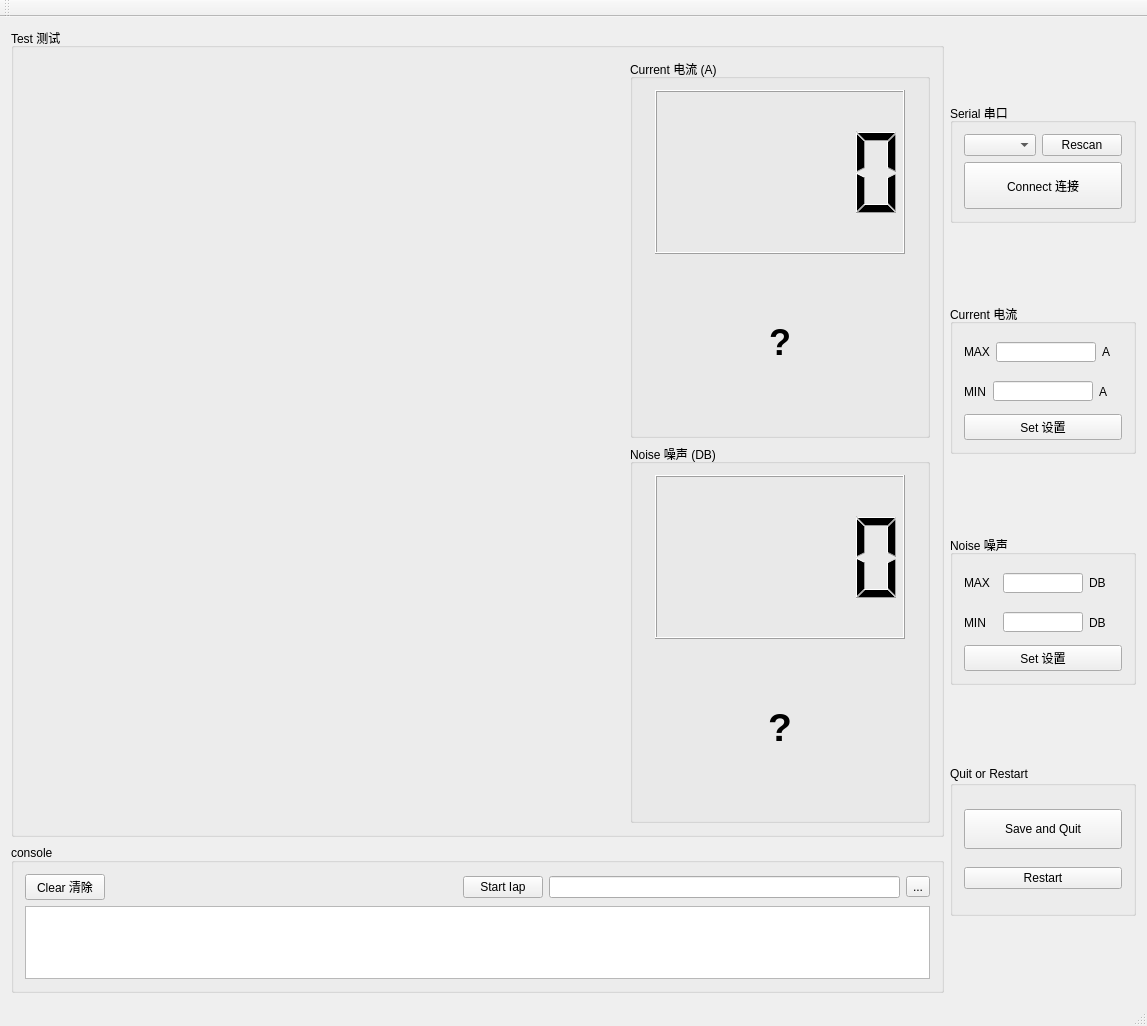
Qt form mainwindow.ui (RuanJG/desktopApp) before a commit.
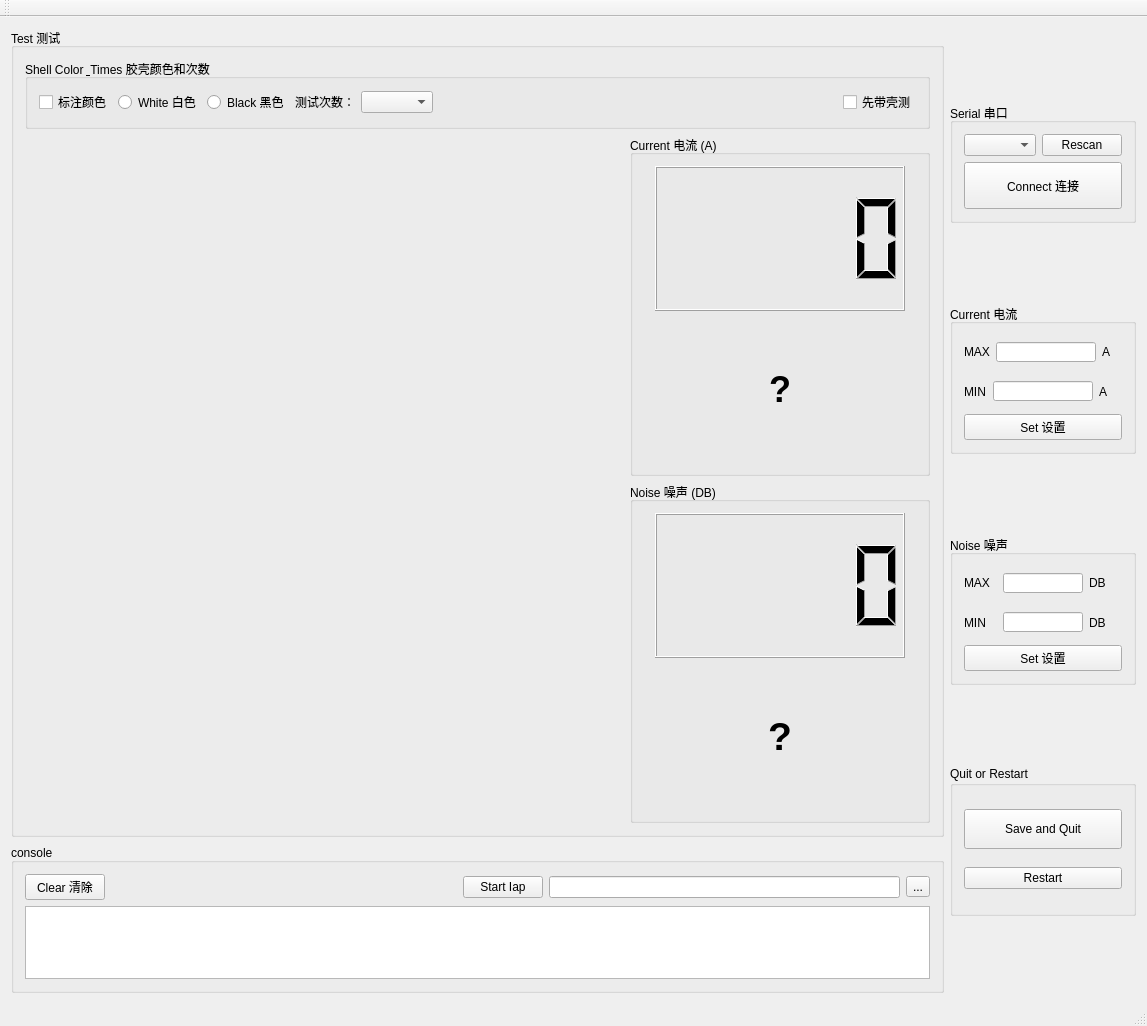
The same form after that commit. Custom widgets are drawn as their Qt base class.

Commit message: Ruan: add mutil test

```diff
--- a/mainwindow.ui
+++ b/mainwindow.ui
@@ -43,7 +43,7 @@
            <string>Test 测试</string>
           </property>
           <layout class="QGridLayout" name="gridLayout_3">
-           <item row="0" column="0">
+           <item row="1" column="0">
             <layout class="QVBoxLayout" name="verticalLayout_9">
              <item>
               <layout class="QHBoxLayout" name="horizontalLayout">
@@ -231,6 +231,76 @@
              </item>
             </layout>
            </item>
+           <item row="0" column="0">
+            <widget class="QGroupBox" name="groupBox_8">
+             <property name="maximumSize">
+              <size>
+               <width>16777215</width>
+               <height>70</height>
+              </size>
+             </property>
+             <property name="title">
+              <string>Shell Color &amp; Times 胶壳颜色和次数</string>
+             </property>
+             <layout class="QGridLayout" name="gridLayout_5">
+              <item row="0" column="0">
+               <layout class="QHBoxLayout" name="horizontalLayout_10">
+                <item>
+                 <widget class="QCheckBox" name="checkBox">
+                  <property name="text">
+                   <string>标注颜色</string>
+                  </property>
+                 </widget>
+                </item>
+                <item>
+                 <widget class="QRadioButton" name="colorWhiteradioButton">
+                  <property name="text">
+                   <string>White 白色</string>
+                  </property>
+                 </widget>
+                </item>
+                <item>
+                 <widget class="QRadioButton" name="colorBlackradioButton">
+                  <property name="text">
+                   <string>Black 黑色</string>
+                  </property>
+                 </widget>
+                </item>
+                <item>
+                 <widget class="QLabel" name="label_5">
+                  <property name="text">
+                   <string>测试次数：</string>
+                  </property>
+                 </widget>
+                </item>
+                <item>
+                 <widget class="QComboBox" name="testCountcomboBox"/>
+                </item>
+                <item>
+                 <spacer name="horizontalSpacer_2">
+                  <property name="orientation">
+                   <enum>Qt::Horizontal</enum>
+                  </property>
+                  <property name="sizeHint" stdset="0">
+                   <size>
+                    <width>15</width>
+                    <height>20</height>
+                   </size>
+                  </property>
+                 </spacer>
+                </item>
+                <item>
+                 <widget class="QCheckBox" name="withSheelCheckBox">
+                  <property name="text">
+                   <string>先带壳测</string>
+                  </property>
+                 </widget>
+                </item>
+               </layout>
+              </item>
+             </layout>
+            </widget>
+           </item>
           </layout>
          </widget>
         </item>
```
The commit also changes 4 other files.
